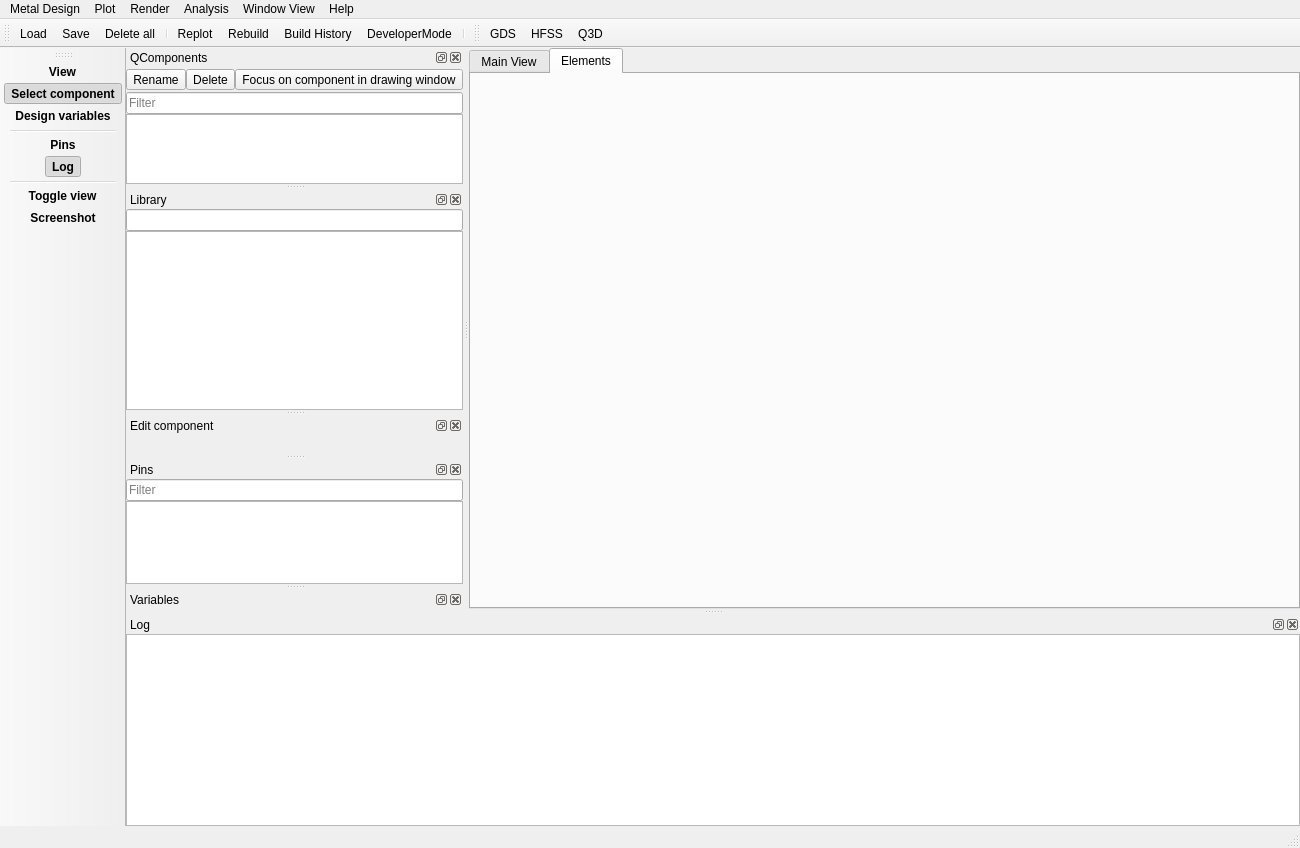
First picture: the form in qiskit_metal/_gui/main_window_ui.ui, repository qiskit-community/qiskit-metal, before the edit.
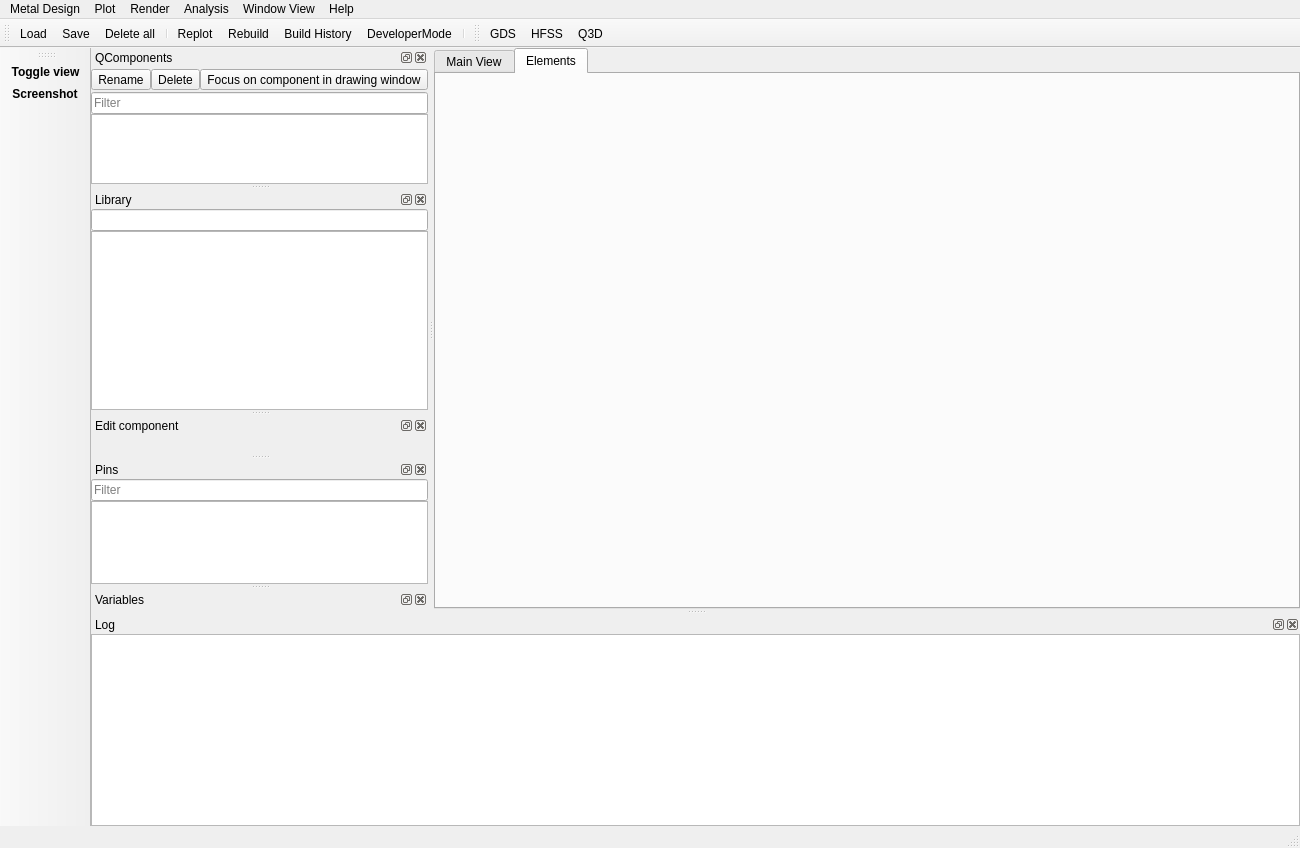
Second picture: the form after the edit. Icons and pictures are not drawn. Custom widgets are drawn as their Qt base class.

Commit message: added toggleViewActions to gui's toolBarView

The edit to the form file:
```diff
--- a/qiskit_metal/_gui/main_window_ui.ui
+++ b/qiskit_metal/_gui/main_window_ui.ui
@@ -327,13 +327,6 @@
    <attribute name="toolBarBreak">
     <bool>false</bool>
    </attribute>
-   <addaction name="actionViewDummyLabel"/>
-   <addaction name="actionDesign"/>
-   <addaction name="actionVariables"/>
-   <addaction name="separator"/>
-   <addaction name="actionConnectors"/>
-   <addaction name="actionLog"/>
-   <addaction name="separator"/>
    <addaction name="actionToggleDocks"/>
    <addaction name="actionScreenshot"/>
   </widget>
```
The commit also changes 15 other files.
